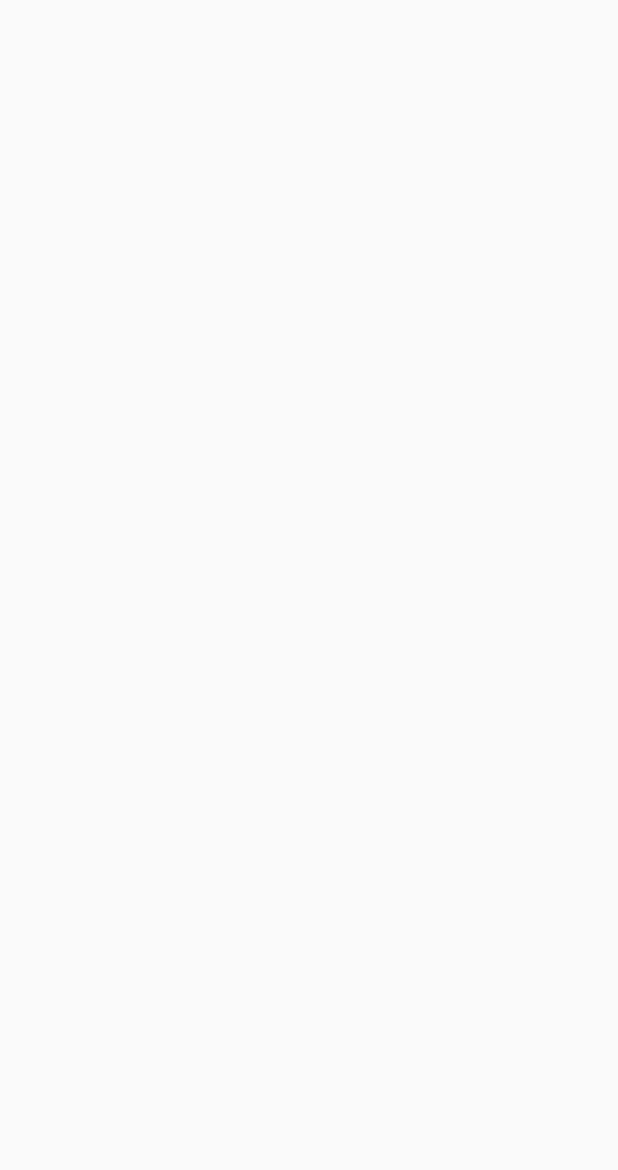
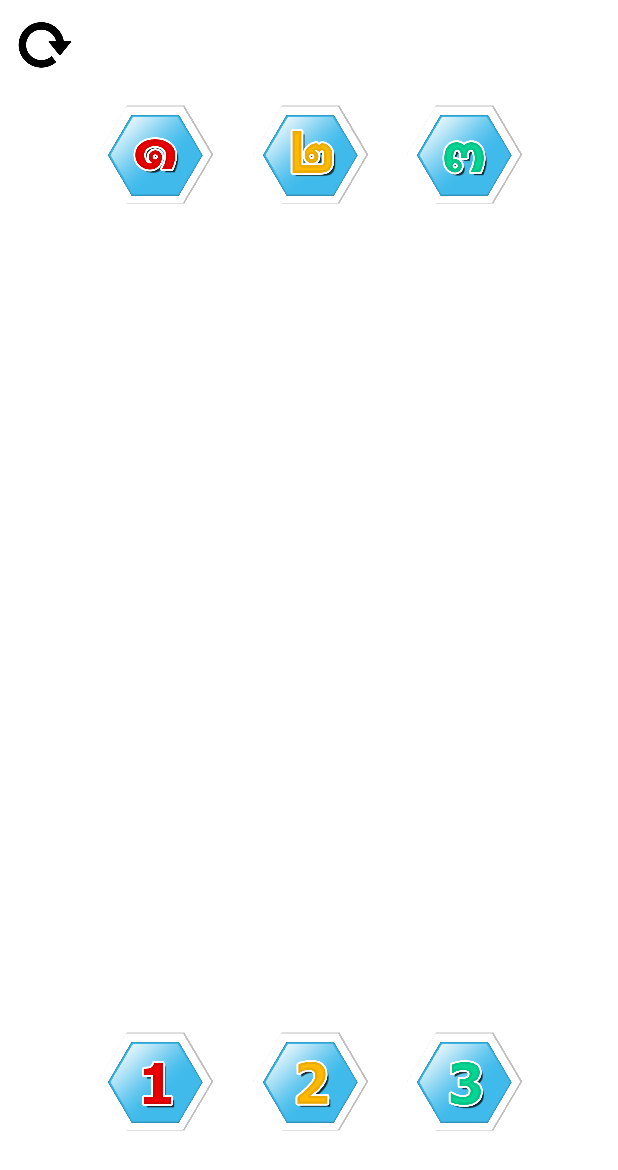
Before and after one commit to masterUNG/Jig-Saw-1, an Android app: the PlayActivity screen opened directly, with no data from a screen before it, on a phone screen of 412 x 824 dp. Before the commit the part shown is empty. Shown: the top 1170 px of the screen. Run offline under Robolectric (Android 15) with nearby library versions, the phone set to English and light mode, and no system bars.

Commit message:
Clone other App

```diff
--- /dev/null
+++ b/app/src/main/java/rtc/ariya/supakrit/jigsaw/DrawView.java
@@ -0,0 +1,140 @@
+package rtc.ariya.supakrit.jigsaw;
+
+import android.content.Context;
+import android.graphics.Bitmap;
+import android.graphics.BitmapFactory;
+import android.graphics.Canvas;
+import android.graphics.Color;
+import android.graphics.Paint;
+import android.view.Display;
+import android.view.MotionEvent;
+import android.view.View;
+import android.widget.Toast;
+
+public class DrawView extends View {
+
+    public int[] object = new int[]{R.drawable.box_1_th
+            , R.drawable.box_2_th, R.drawable.box_3_th};
+
+    public int[] target = new int[]{R.drawable.box_1_en
+            , R.drawable.box_2_en, R.drawable.box_3_en};
+
+    public int object_size;
+    public int[][] object_position;
+    public int[][] object_default_position;
+    public Bitmap[] object_bitmap = new Bitmap[object.length];
+
+    public int[][] target_position;
+    public Bitmap[] target_bitmap = new Bitmap[target.length];
+    public boolean[] onTarget = new boolean[target.length];
+
+    public int screen_width, screen_height;
+
+    int object_id = -1;
+    Context mContext;
+
+    public DrawView(Context context, Display display) {
+        super(context);
+        mContext = context;
+
+        screen_width = display.getWidth();
+        screen_height = display.getHeight();
+        object_size = screen_width / 5;
+        for (int i = 0; i < object.length; i++) {
+            Bitmap bm = BitmapFactory.decodeResource(getResources(), target[i]);
+            target_bitmap[i] = Bitmap.createScaledBitmap(bm, object_size, object_size, false);
+            bm = BitmapFactory.decodeResource(getResources(), object[i]);
+            object_bitmap[i] = Bitmap.createScaledBitmap(bm, object_size, object_size, false);
+            onTarget[i] = false;
+        }
+
+        target_position = new int[][]{{screen_width * 2 / 8, screen_height * 7 / 8}
+                , {screen_width * 4 / 8, screen_height * 7 / 8}
+                , {screen_width * 6 / 8, screen_height * 7 / 8}};
+        object_default_position = new int[][]{{screen_width * 2 / 8, screen_height / 8}
+                , {screen_width * 4 / 8, screen_height / 8}
+                , {screen_width * 6 / 8, screen_height / 8}};
+        object_position = new int[][]{{object_default_position[0][0], object_default_position[0][1]}
+                , {object_default_position[1][0], object_default_position[1][1]}
+                , {object_default_position[2][0], object_default_position[2][1]}};
+    }
+
+    protected void onDraw(Canvas canvas) {
+
+        Paint p = new Paint();
+        p.setColor(Color.rgb(0x3e, 0x9c, 0xbc));
+        p.setAntiAlias(true);
+        for (int i = 0; i < target_position.length; i++) {
+            canvas.drawBitmap(target_bitmap[i]
+                    , target_position[i][0] - (object_size / 2)
+                    , target_position[i][1] - (object_size / 2), p);
+        }
+
+        for (int i = 0; i < target_position.length; i++) {
+            canvas.drawBitmap(object_bitmap[i]
+                    , object_position[i][0] - (object_size / 2)
+                    , object_position[i][1] - (object_size / 2), p);
+        }
+    }
+
+    public boolean onTouchEvent(MotionEvent event) {
+        int eventaction = event.getAction();
+        int X = (int) event.getX();
+        int Y = (int) event.getY();
+
+        switch (eventaction) {
+
+            case MotionEvent.ACTION_DOWN: // touch down so check if the finger is on a object
+                object_id = -1;
+                for (int i = 0; i < object.length; i++) {
+                    double radCircle = Math.sqrt(Math.pow(Math.abs(X - object_position[i][0]), 2)
+                            + Math.pow(Math.abs(Y - object_position[i][1]), 2));
+                    if (radCircle < object_bitmap[i].getWidth() / 2 && !onTarget[i]) {
+                        object_id = i;
+                    }
+                }
+
+            case MotionEvent.ACTION_MOVE:
+                if (object_id != -1 && !onTarget[object_id]) {
+                    object_position[object_id][0] = X;
+                    object_position[object_id][1] = Y;
+                }
+                break;
+
+            case MotionEvent.ACTION_UP:
+                if (object_id != -1 && !onTarget[object_id]) {
+                    if (Math.abs(object_position[object_id][0] - target_position[object_id][0]) < object_size / 2
+                            && Math.abs(object_position[object_id][1] - target_position[object_id][1]) < object_size / 2) {
+                        object_position[object_id][0] = target_position[object_id][0];
+                        object_position[object_id][1] = target_position[object_id][1];
+                        onTarget[object_id] = true;
+                    }
+
+                    int count = 0;
+                    for (int i = 0; i < object.length; i++) {
+                        if (onTarget[i])
+                            count++;
+                    }
+
+                    if (count == object.length)
+                        Toast.makeText(mContext, "Finish", Toast.LENGTH_SHORT).show();
+                }
+                break;
+        }
+
+        invalidate();
+
+        return true;
+    }
+
+    public void reset() {
+        for (int i = 0; i < object.length; i++)
+            onTarget[i] = false;
+
+        object_position = new int[][]{{object_default_position[0][0], object_default_position[0][1]}
+                , {object_default_position[1][0], object_default_position[1][1]}
+                , {object_default_position[2][0], object_default_position[2][1]}};
+
+        invalidate();
+    }
+}   // Main Class
--- a/app/src/main/java/rtc/ariya/supakrit/jigsaw/PlayActivity.java
+++ b/app/src/main/java/rtc/ariya/supakrit/jigsaw/PlayActivity.java
@@ -1,13 +1,50 @@
 package rtc.ariya.supakrit.jigsaw;
 
-import android.support.v7.app.AppCompatActivity;
+import android.app.Activity;
 import android.os.Bundle;
+import android.view.View;
+import android.view.View.OnClickListener;
+import android.view.Window;
+import android.view.WindowManager;
+import android.widget.Button;
+import android.widget.LinearLayout;
 
-public class PlayActivity extends AppCompatActivity {
+public class PlayActivity extends Activity {
+    DrawView dv;
+    LinearLayout scene;
 
-    @Override
     protected void onCreate(Bundle savedInstanceState) {
+        requestWindowFeature(Window.FEATURE_NO_TITLE);
+        getWindow().setFlags(WindowManager.LayoutParams.FLAG_FULLSCREEN,
+                WindowManager.LayoutParams.FLAG_FULLSCREEN);
         super.onCreate(savedInstanceState);
         setContentView(R.layout.activity_play);
+
+        scene = (LinearLayout)findViewById(R.id.scene);
+        dv = new DrawView(PlayActivity.this, getWindowManager().getDefaultDisplay());
+        draw();
+
+        Button buttonReset = (Button)findViewById(R.id.buttonReset);
+        buttonReset.setOnClickListener(new OnClickListener() {
+            public void onClick(View v) {
+                dv.reset();
+            }
+        });
     }
+
+    public void draw() {
+        try {
+            scene.removeView(dv);
+        } catch (Exception e) { }
+        scene.addView(dv);
+    }
+
+    public void removeView() {
+        try {
+            scene.removeView(dv);
+        } catch (Exception e) { }
+    }
+
+
+
 }
--- /dev/null
+++ b/app/src/main/res/drawable/reset_button.xml
@@ -0,0 +1,8 @@
+<?xml version="1.0" encoding="utf-8"?>
+<selector xmlns:android="http://schemas.android.com/apk/res/android" >
+    <item android:state_pressed="true"
+          android:drawable="@drawable/reset_pressed" />
+    <item android:state_pressed="false"
+          android:drawable="@drawable/reset_normal" />
+    <item android:drawable="@drawable/reset_normal" />
+</selector>
--- a/app/src/main/res/layout/activity_play.xml
+++ b/app/src/main/res/layout/activity_play.xml
@@ -1,13 +1,26 @@
-<?xml version="1.0" encoding="utf-8"?>
 <RelativeLayout xmlns:android="http://schemas.android.com/apk/res/android"
     xmlns:tools="http://schemas.android.com/tools"
-    android:id="@+id/activity_play"
+    android:background="#FFFFFF"
     android:layout_width="match_parent"
-    android:layout_height="match_parent"
-    android:paddingBottom="@dimen/activity_vertical_margin"
-    android:paddingLeft="@dimen/activity_horizontal_margin"
-    android:paddingRight="@dimen/activity_horizontal_margin"
-    android:paddingTop="@dimen/activity_vertical_margin"
-    tools:context="rtc.ariya.supakrit.jigsaw.PlayActivity">
+    android:layout_height="match_parent">
+
+    <LinearLayout
+        android:id="@+id/scene"
+        android:layout_width="match_parent"
+        android:layout_height="match_parent"
+        android:layout_alignParentLeft="true"
+        android:layout_alignParentTop="true"
+        android:orientation="vertical" >
+
+    </LinearLayout>
+
+    <Button
+        android:id="@+id/buttonReset"
+        android:background="@drawable/reset_button"
+        android:layout_width="40dp"
+        android:layout_height="40dp"
+        android:layout_margin="10dp"
+        android:layout_alignParentTop="true"
+        android:layout_alignParentLeft="true" />
 
 </RelativeLayout>
```
Also changed, not shown: app/src/main/res/drawable/box_1_en.png (added), app/src/main/res/drawable/box_1_th.png (added), app/src/main/res/drawable/box_2_en.png (added), app/src/main/res/drawable/box_2_th.png (added), app/src/main/res/drawable/box_3_en.png (added), app/src/main/res/drawable/box_3_th.png (added), app/src/main/res/drawable/reset_normal.png (added), app/src/main/res/drawable/reset_pressed.png (added).
